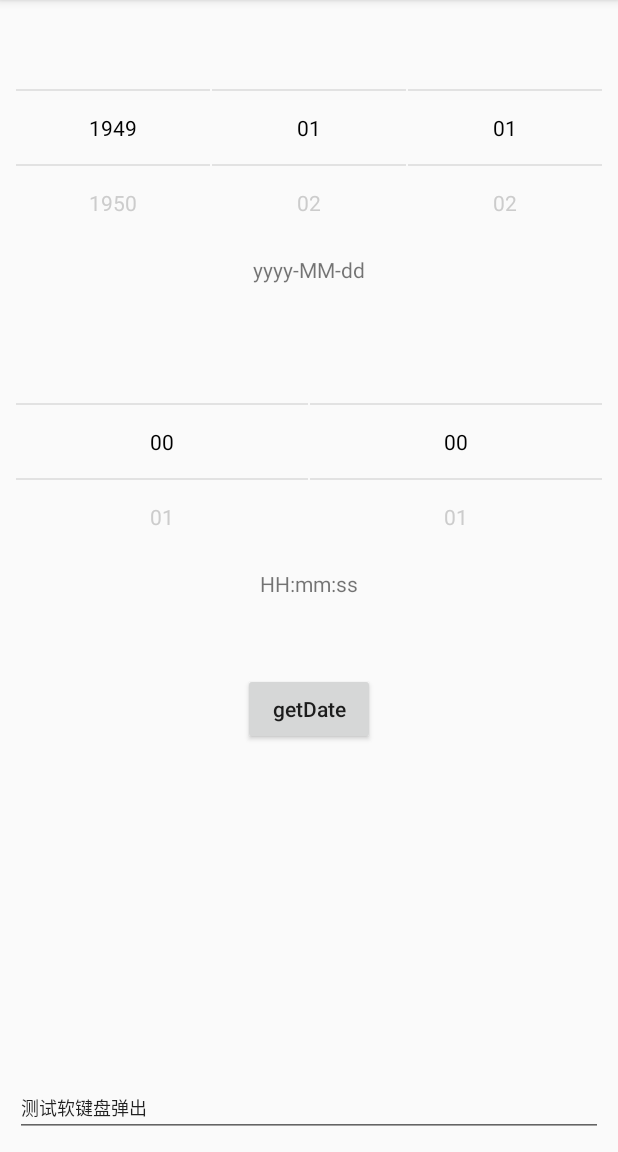
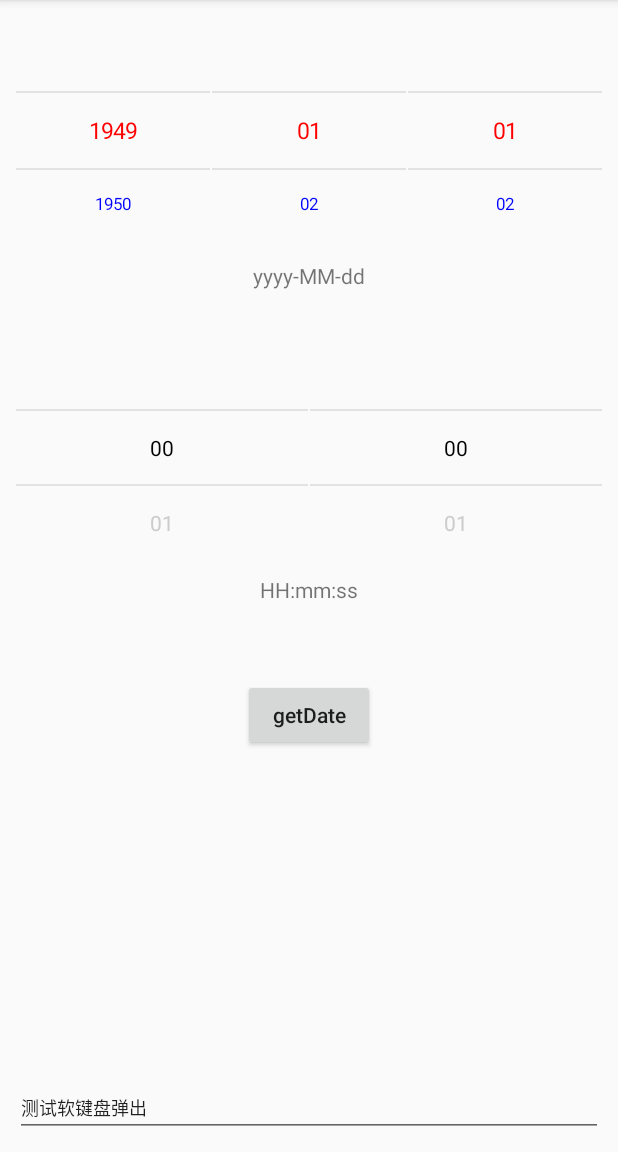
Before and after one commit to simplepeng/PickerLayoutManager, an Android app: the screen it shows after launch (DatePickerActivity), on a phone screen of 412 x 824 dp, the part 84-1236 px from its top. Run offline under Robolectric (Android 15) with nearby library versions, the phone set to English and light mode, and no system bars.

```diff
--- a/app/src/main/java/demo/simple/picker/DatePickerActivity.kt
+++ b/app/src/main/java/demo/simple/picker/DatePickerActivity.kt
@@ -1,9 +1,14 @@
 package demo.simple.picker
 
+import android.graphics.Color
+import android.graphics.Typeface
 import android.os.Bundle
+import android.view.View
+import android.widget.TextView
 import kotlinx.android.synthetic.main.activity_date_picker.*
+import me.simple.picker.PickerLayoutManager
 
-class DatePickerActivity : BaseActivity() {
+class DatePickerActivity : BaseActivity(), PickerLayoutManager.OnItemFillListener {
 
     override fun onCreate(savedInstanceState: Bundle?) {
         super.onCreate(savedInstanceState)
@@ -14,6 +19,7 @@ class DatePickerActivity : BaseActivity() {
         datePickerView.setOnDateSelectedListener { year, month, day ->
             tvDate.text = "$year-$month-$day"
         }
+        datePickerView.setOnItemFillListener(this)
 
         timePickerView.setOnTimeSelectedListener { hour, minute ->
             tvTime.text = "$hour:$minute"
@@ -41,4 +47,19 @@ class DatePickerActivity : BaseActivity() {
         }
 
     }
+
+    override fun onItemSelected(child: View, position: Int) {
+        val tv = child as TextView
+        tv.setTextColor(Color.RED)
+        tv.textSize = 15f
+//        tv.typeface = Typeface.DEFAULT_BOLD
+    }
+
+    override fun onItemUnSelected(child: View, position: Int) {
+        val tv = child as TextView
+        tv.setTextColor(Color.BLUE)
+        tv.textSize = 11f
+//        tv.typeface = Typeface.DEFAULT
+
+    }
 }
--- a/picker_layoutmanager/src/main/java/me/simple/picker/widget/TextPickerLinearLayout.kt
+++ b/picker_layoutmanager/src/main/java/me/simple/picker/widget/TextPickerLinearLayout.kt
@@ -5,6 +5,7 @@ import android.graphics.Color
 import android.util.AttributeSet
 import android.widget.LinearLayout
 import me.simple.picker.PickerItemDecoration
+import me.simple.picker.PickerLayoutManager
 import me.simple.picker.PickerRecyclerView
 import me.simple.picker.R
 
@@ -160,4 +161,10 @@ open class TextPickerLinearLayout @JvmOverloads constructor(
         }
         return views
     }
+
+    fun setOnItemFillListener(listener:PickerLayoutManager.OnItemFillListener){
+        getTextPickerViews().forEach {
+            it.layoutManager.addOnItemFillListener(listener)
+        }
+    }
 }
--- a/picker_layoutmanager/src/main/res/layout/item_text_picker.xml
+++ b/picker_layoutmanager/src/main/res/layout/item_text_picker.xml
@@ -6,6 +6,9 @@
     android:gravity="center"
     android:textSize="14sp"
     android:paddingTop="15dp"
+    android:maxLines="1"
+    android:ellipsize="end"
+    android:singleLine="true"
     android:paddingBottom="15dp"
     tools:text="item">
 </TextView>
```
